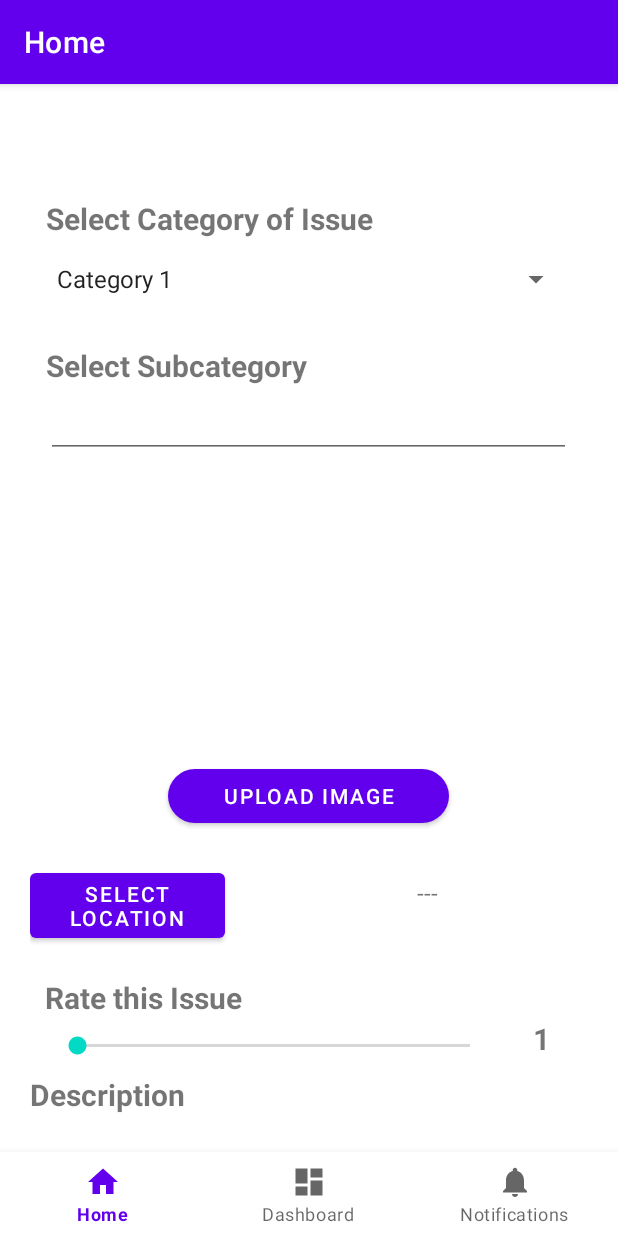
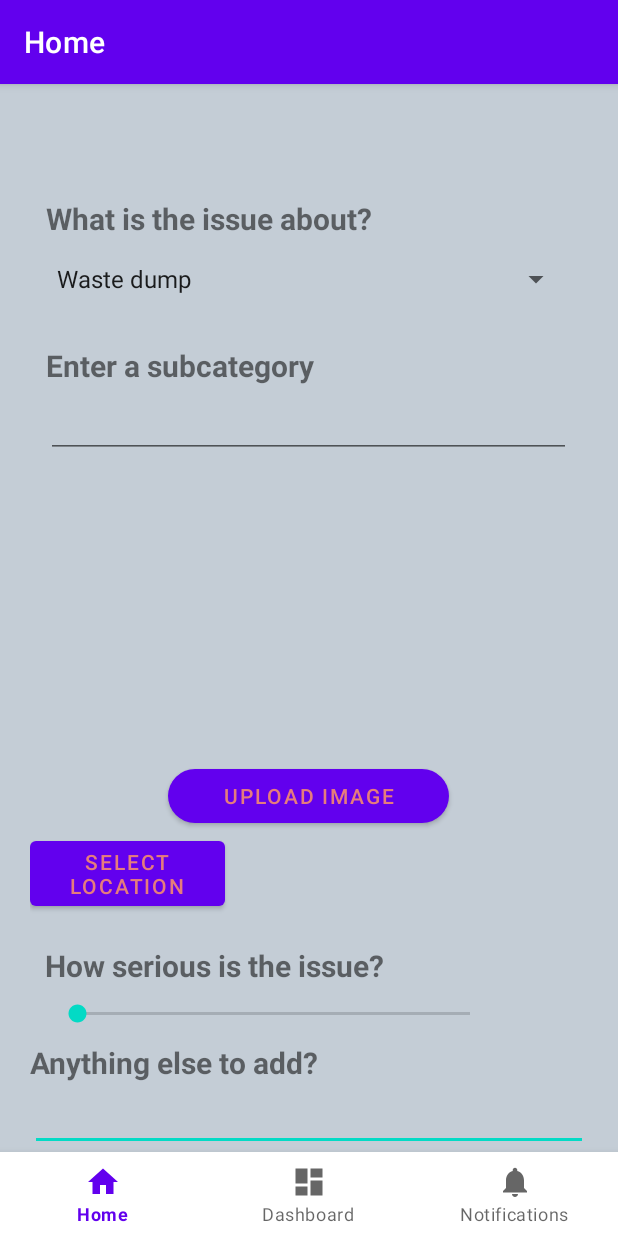
Before and after one commit to FANSAN6190/its_app_client, an Android app: the screen it shows after launch (MainActivity), on a phone screen of 412 x 824 dp. Run offline under Robolectric (Android 15) with nearby library versions, the phone set to English and light mode, and no system bars; our stand-ins replace navigation-ui.

Commit message:
improved the UI

```diff
--- a/CivicEye/app/src/main/java/com/example/civiceye/ui/home/HomeFragment.kt
+++ b/CivicEye/app/src/main/java/com/example/civiceye/ui/home/HomeFragment.kt
@@ -141,9 +141,12 @@ class HomeFragment : Fragment() {
     private lateinit var descriptionEditText: EditText
 
     val categoryToSubcategories = mapOf(
-        "Category 1" to listOf("Subcategory 1.1", "Subcategory 1.2", "Subcategory 1.3"),
-        "Category 2" to listOf("Subcategory 2.1", "Subcategory 2.2", "Subcategory 2.3"),
-        "Category 3" to listOf("Subcategory 3.1", "Subcategory 3.2", "Subcategory 3.3")
+        "Waste dump" to listOf("Organic waste", "Inorganic waste", "E-waste"),
+        "Infrastructure" to listOf("Road", "Building", "Leakage"),
+//        "Something else" to listOf("Subcategory 3.1", "Subcategory 3.2", "Subcategory 3.3")
+        "Something else" to listOf("" +
+                "")
+
     )
     override fun onCreateView(
             inflater: LayoutInflater,
--- a/CivicEye/app/src/main/res/layout/activity_main.xml
+++ b/CivicEye/app/src/main/res/layout/activity_main.xml
@@ -5,7 +5,8 @@
     android:id="@+id/container"
     android:layout_width="match_parent"
     android:layout_height="match_parent"
-    android:paddingTop="?attr/actionBarSize">
+    android:paddingTop="?attr/actionBarSize"
+    android:background="@color/teal_700">
 
     <com.google.android.material.bottomnavigation.BottomNavigationView
         android:id="@+id/nav_view"
--- a/CivicEye/app/src/main/res/layout/fragment_home.xml
+++ b/CivicEye/app/src/main/res/layout/fragment_home.xml
@@ -14,7 +14,10 @@
         app:layout_constraintBottom_toBottomOf="parent"
         app:layout_constraintEnd_toEndOf="parent"
         app:layout_constraintStart_toStartOf="parent"
-        app:layout_constraintTop_toTopOf="parent">
+        app:layout_constraintTop_toTopOf="parent"
+
+    >
+
 
         <LinearLayout
             android:layout_width="match_parent"
@@ -27,7 +30,7 @@
                 android:layout_height="30dp"
                 android:layout_gravity="center_horizontal"
                 android:autoText="false"
-                android:text="Select Category of Issue"
+                android:text="What is the issue about?"
                 android:textSize="20sp"
                 android:textStyle="bold" />
 
@@ -44,7 +47,7 @@
                 android:layout_width="350dp"
                 android:layout_height="wrap_content"
                 android:layout_gravity="center_horizontal"
-                android:text="Select Subcategory"
+                android:text="Enter a subcategory"
                 android:textSize="20sp"
                 android:textStyle="bold" />
 
@@ -74,10 +77,6 @@
                 android:text="Upload Image"
                 app:cornerRadius="30dp" />
 
-            <Space
-                android:layout_width="match_parent"
-                android:layout_height="21dp" />
-
             <LinearLayout
                 android:layout_width="match_parent"
                 android:layout_height="wrap_content"
@@ -90,14 +89,9 @@
                     android:layout_height="wrap_content"
                     android:text="Select Location" />
 
-                <TextView
-                    android:id="@+id/locationTextview"
-                    android:layout_width="238dp"
-                    android:layout_height="40dp"
-                    android:layout_marginLeft="16dp"
-                    android:text="---"
-                    android:textAlignment="center"
-                    android:textSize="16sp" />
+                <Space
+                    android:layout_width="match_parent"
+                    android:layout_height="25dp" />
 
             </LinearLayout>
 
@@ -110,7 +104,7 @@
                 android:layout_width="351dp"
                 android:layout_height="wrap_content"
                 android:layout_gravity="center_horizontal"
-                android:text="Rate this Issue"
+                android:text="How serious is the issue?"
                 android:textSize="20sp"
                 android:textStyle="bold" />
 
@@ -135,13 +129,22 @@
                     android:textAlignment="center"
                     android:textSize="20sp"
                     android:textStyle="bold" />
+
+                <TextView
+                    android:id="@+id/locationTextview"
+                    android:layout_width="238dp"
+                    android:layout_height="40dp"
+                    android:layout_marginLeft="16dp"
+                    android:text="---"
+                    android:textAlignment="center"
+                    android:textSize="16sp" />
             </LinearLayout>
 
             <TextView
                 android:id="@+id/textView3"
                 android:layout_width="match_parent"
                 android:layout_height="wrap_content"
-                android:text="Description"
+                android:text="Anything else to add?"
                 android:textSize="20sp"
                 android:textStyle="bold" />
 
@@ -162,7 +165,7 @@
                 android:layout_width="312dp"
                 android:layout_height="wrap_content"
                 android:layout_gravity="center_horizontal"
-                android:text="Submit"
+                android:text="Submit!"
                 android:textStyle="bold" />
 
             <Space
--- a/CivicEye/app/src/main/res/values/colors.xml
+++ b/CivicEye/app/src/main/res/values/colors.xml
@@ -4,7 +4,7 @@
     <color name="purple_500">#FF6200EE</color>
     <color name="purple_700">#FF3700B3</color>
     <color name="teal_200">#FF03DAC5</color>
-    <color name="teal_700">#FF018786</color>
+    <color name="teal_700">#C4CDD6</color>
     <color name="black">#FF000000</color>
-    <color name="white">#FFFFFFFF</color>
+    <color name="white">#E67C7C</color>
 </resources>
```
